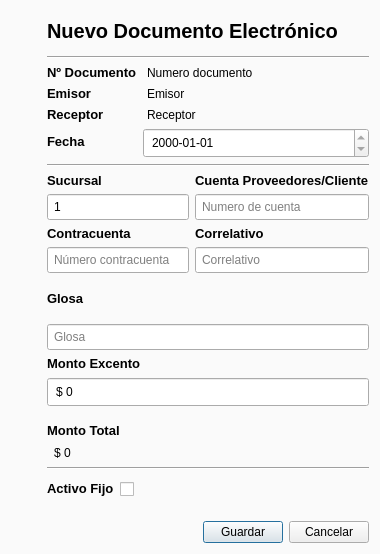
Above: GUI/nuevoDocumentoDialog.ui from firenessmax/bte001 before the change. Below: the same form after it.
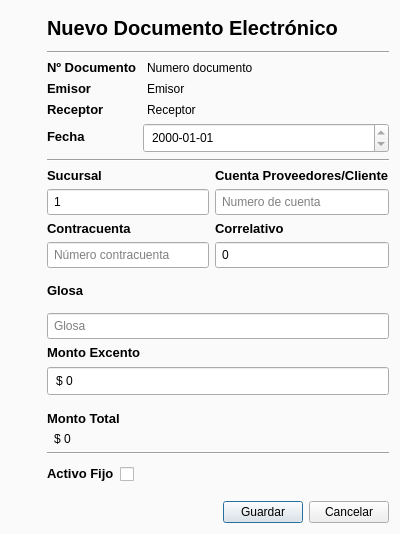
That is the form after the change. Icons and pictures are not drawn.

Diff of the .ui file:
```diff
--- a/GUI/nuevoDocumentoDialog.ui
+++ b/GUI/nuevoDocumentoDialog.ui
@@ -9,8 +9,8 @@
    <rect>
     <x>0</x>
     <y>0</y>
-    <width>380</width>
-    <height>554</height>
+    <width>400</width>
+    <height>534</height>
    </rect>
   </property>
   <property name="sizePolicy">
@@ -389,6 +389,9 @@
              <pointsize>9</pointsize>
             </font>
            </property>
+           <property name="text">
+            <string>0</string>
+           </property>
            <property name="placeholderText">
             <string>Correlativo</string>
            </property>
```
